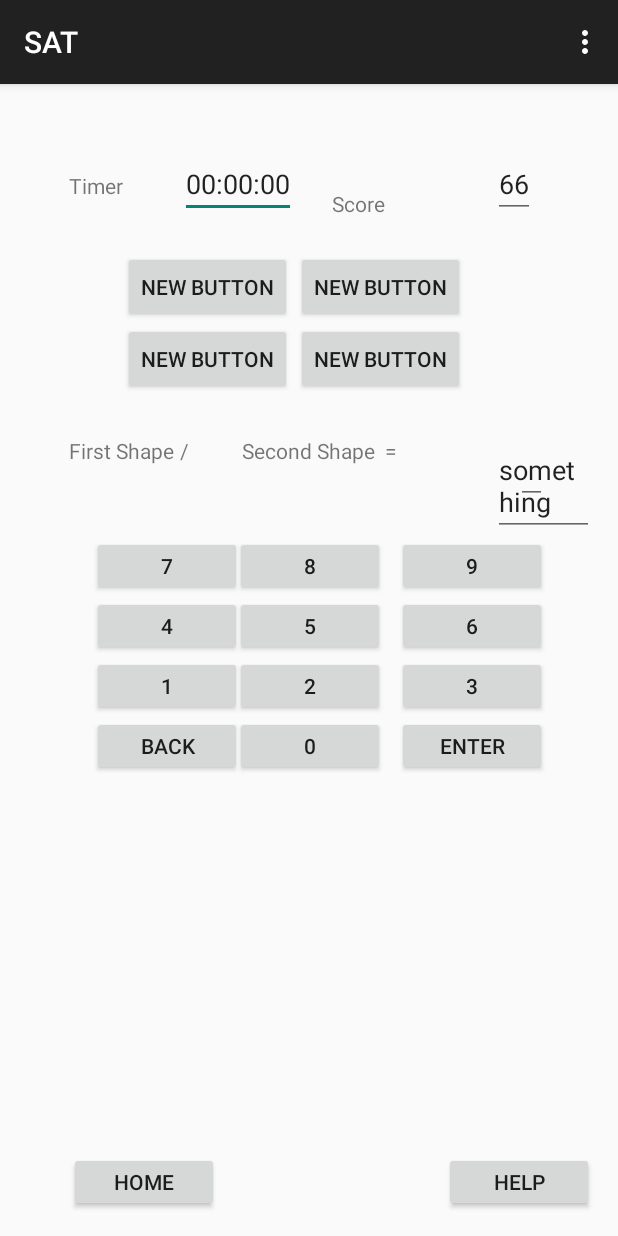
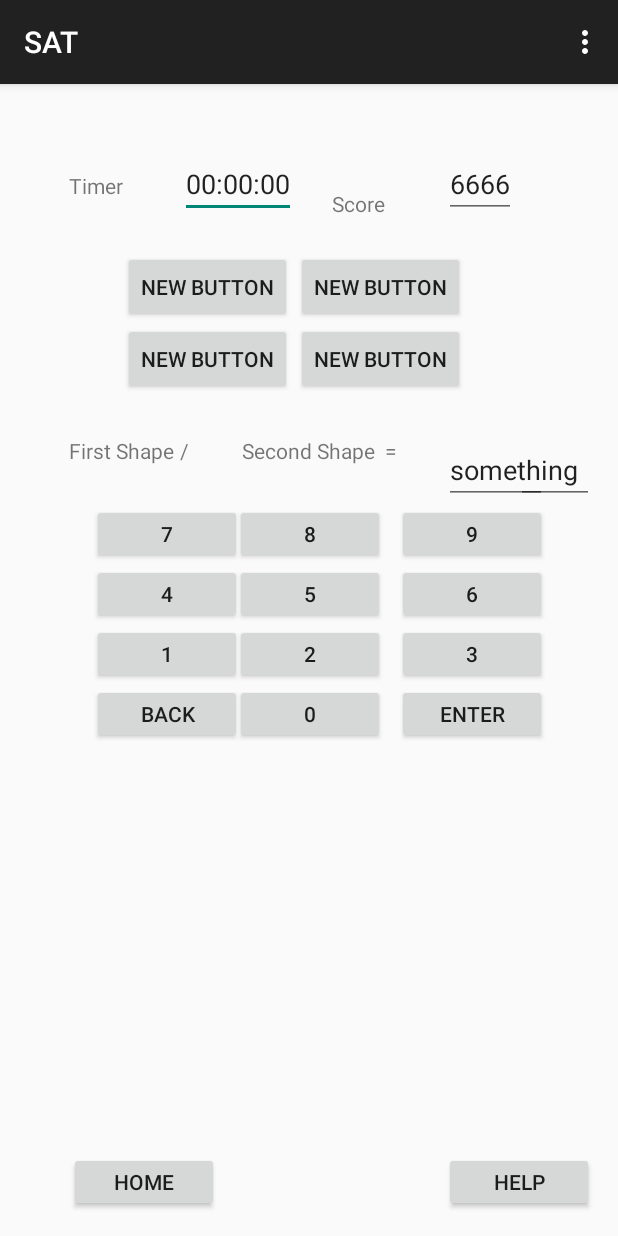
Before and after one commit to wklglider/SAT, an Android app: the gameActivity screen opened directly, with no data from a screen before it, on a phone screen of 412 x 824 dp. Run offline under Robolectric (Android 15) with nearby library versions, the phone set to English and light mode, and no system bars.

Commit message:
Import shape images

```diff
--- a/app/src/main/res/layout/activity_game.xml
+++ b/app/src/main/res/layout/activity_game.xml
@@ -42,12 +42,10 @@
         android:layout_width="wrap_content"
         android:layout_height="wrap_content"
         android:id="@+id/score_editText"
-        android:text="66"
-        android:layout_marginRight="39dp"
-        android:layout_marginEnd="39dp"
+        android:text="6666"
         android:layout_alignTop="@+id/timer_editText"
-        android:layout_alignParentRight="true"
-        android:layout_alignParentEnd="true" />
+        android:layout_toLeftOf="@+id/editText"
+        android:layout_toStartOf="@+id/editText" />
 
     <Button
         android:layout_width="wrap_content"
```
Also changed, not shown: app/src/main/res/drawable/diamond.png (added), app/src/main/res/drawable/triangle.png (added), app/src/main/res/drawable/yellow.png (added).
